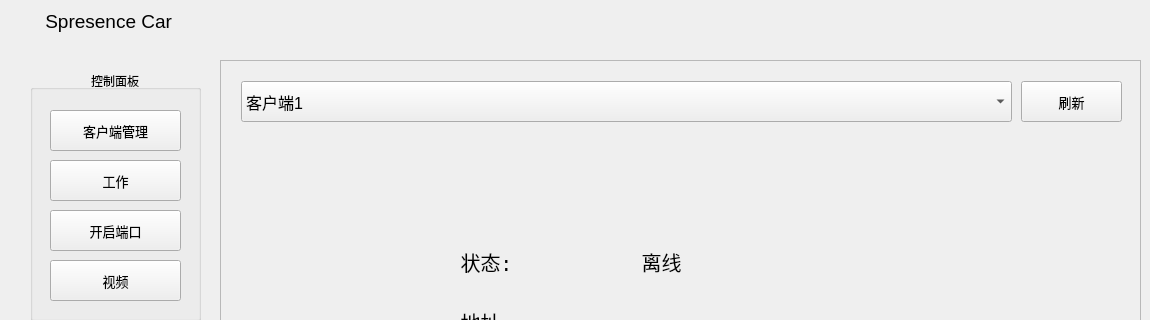
Above: ui/widget.ui from pengdahong1225/Intelligent-trolley-upper-computer before the change; both pictures show x 0 to 1150 and y 0 to 320 of the 1150 by 680 pixel window. Below: the same form after it.
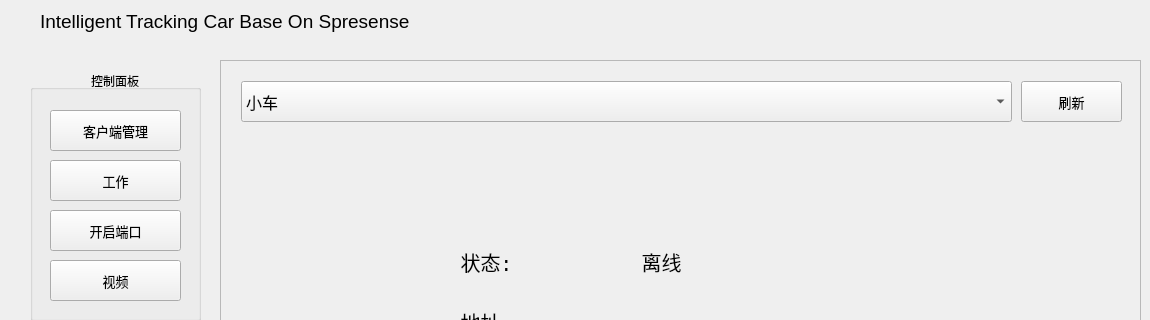
That is the form after the change.

```diff
--- a/ui/widget.ui
+++ b/ui/widget.ui
@@ -773,7 +773,7 @@
       </property>
       <item>
        <property name="text">
-        <string>客户端1</string>
+        <string>小车</string>
        </property>
       </item>
       <item>
@@ -1446,7 +1446,7 @@
        <string notr="true"/>
       </property>
       <property name="text">
-       <string> Spresence Car</string>
+       <string>Intelligent Tracking Car Base On Spresense</string>
       </property>
       <property name="alignment">
        <set>Qt::AlignLeading|Qt::AlignLeft|Qt::AlignTop</set>
```
Left out of the diff: 12 changed lines with no effect on the pictures.
